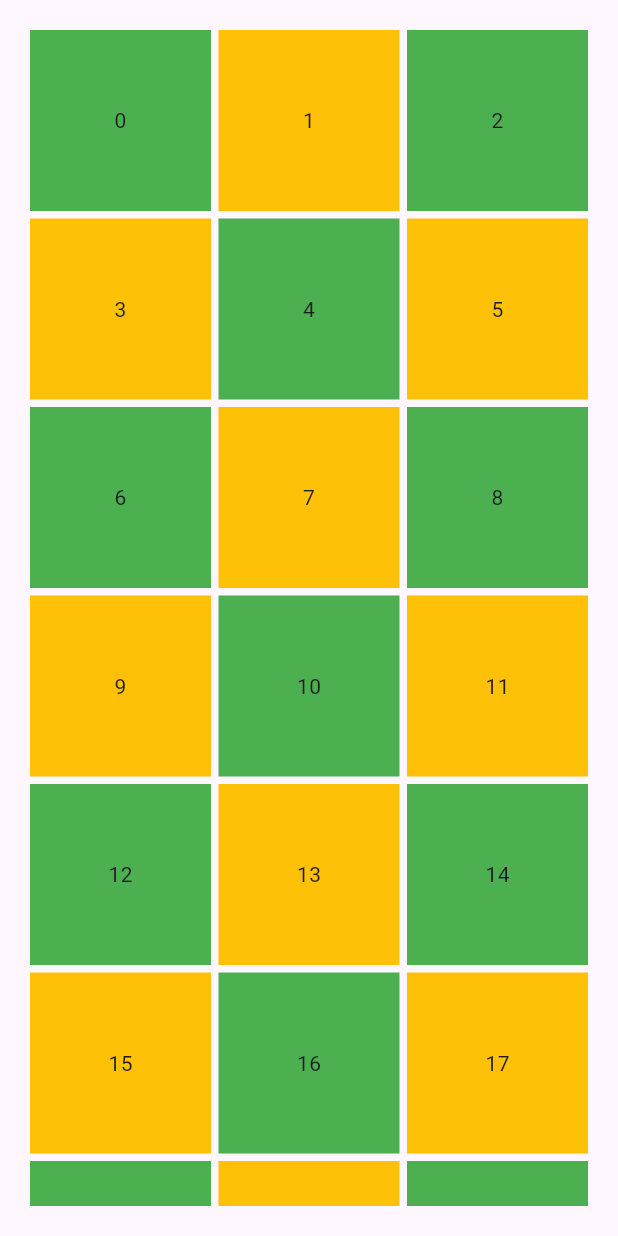
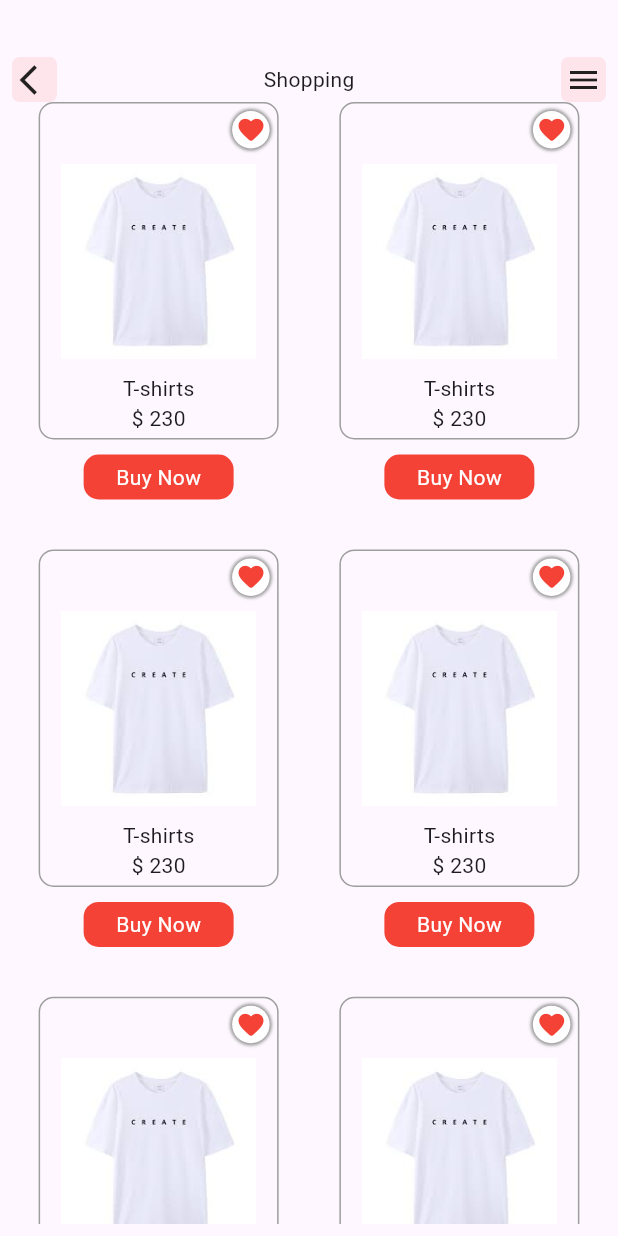
Before and after one commit to kalemullah/female_class_UI, a Flutter app: the screen it shows after launch, on a phone screen of 412 x 824 dp. Run offline on Flutter 3.47's test engine with Material 3 defaults, Android fonts, the phone set to English and light mode, and no system bars.

Commit message:
shoping cart

```diff
--- a/lib/main.dart
+++ b/lib/main.dart
@@ -4,6 +4,7 @@ import 'package:testing1/task1.dart';
 import 'package:testing1/task10.dart';
 import 'package:testing1/task11.dart';
 import 'package:testing1/task12.dart';
+import 'package:testing1/task13.dart';
 import 'package:testing1/task2.dart';
 import 'package:testing1/task3.dart';
 import 'package:testing1/task4.dart';
@@ -28,7 +29,9 @@ class MyApp extends StatelessWidget {
           colorScheme: ColorScheme.fromSeed(seedColor: Colors.deepPurple),
           useMaterial3: true,
         ),
-        home: Gridview()
+        home: Shopping()
+        //Task11()
+        //Gridview()
         //Task11()
         //Task10()
         //VideoScreen()
--- a/lib/task12.dart
+++ b/lib/task12.dart
@@ -17,6 +17,7 @@ class Gridview extends StatelessWidget {
                   gridDelegate: SliverGridDelegateWithFixedCrossAxisCount(
                       crossAxisSpacing: 5.0,
                       mainAxisSpacing: 5.0,
+                      // childAspectRatio: ,
                       crossAxisCount: 3),
                   itemBuilder: (context, index) {
                     return Container(
--- /dev/null
+++ b/lib/task13.dart
@@ -0,0 +1,123 @@
+import 'package:flutter/material.dart';
+
+class Shopping extends StatelessWidget {
+  const Shopping({super.key});
+
+  @override
+  Widget build(BuildContext context) {
+    return Scaffold(
+      body: Padding(
+        padding: const EdgeInsets.all(8.0),
+        child: Column(
+          children: [
+            SizedBox(height: 30),
+            Row(
+              mainAxisAlignment: MainAxisAlignment.spaceBetween,
+              children: [
+                Container(
+                  height: 30,
+                  width: 30,
+                  decoration: BoxDecoration(
+                      color: Colors.red.withOpacity(.1),
+                      borderRadius: BorderRadius.circular(5)),
+                  child: Center(
+                      child: Padding(
+                    padding: const EdgeInsets.only(left: 4),
+                    child: Icon(Icons.arrow_back_ios),
+                  )),
+                ),
+                Text('Shopping'),
+                Container(
+                  height: 30,
+                  width: 30,
+                  decoration: BoxDecoration(
+                      color: Colors.red.withOpacity(.1),
+                      borderRadius: BorderRadius.circular(5)),
+                  child: Center(child: Icon(Icons.menu)),
+                ),
+              ],
+            ),
+            Expanded(
+              child: GridView.builder(
+                  gridDelegate: SliverGridDelegateWithFixedCrossAxisCount(
+                    mainAxisSpacing: 5,
+                    crossAxisSpacing: 5,
+                    crossAxisCount: 2,
+                    childAspectRatio: 1 / 1.5,
+                  ),
+                  itemBuilder: (context, index) {
+                    return Container(
+                      child: Column(
+                        children: [
+                          Container(
+                            height: 225,
+                            width: 160,
+                            decoration: BoxDecoration(
+                                border: Border.all(color: Colors.grey),
+                                borderRadius: BorderRadius.circular(10)),
+                            child: Column(
+                              children: [
+                                Padding(
+                                  padding:
+                                      const EdgeInsets.only(right: 5, top: 5),
+                                  child: Align(
+                                    alignment: Alignment.topRight,
+                                    child: Container(
+                                      height: 25,
+                                      width: 25,
+                                      decoration: BoxDecoration(
+                                          color: Colors.white,
+                                          shape: BoxShape.circle,
+                                          boxShadow: [
+                                            BoxShadow(
+                                                color: Colors.grey,
+                                                blurRadius: 1,
+                                                spreadRadius: 1.5)
+                                          ]),
+                                      child: Icon(
+                                        Icons.favorite_rounded,
+                                        color: Colors.red,
+                                        size: 20,
+                                      ),
+                                    ),
+                                  ),
+                                ),
+                                SizedBox(height: 10),
+                                Image.asset(
+                                  'assets/images.jpeg',
+                                  height: 130,
+                                  width: 130,
+                                  fit: BoxFit.cover,
+                                ),
+                                SizedBox(height: 10),
+                                Text('T-shirts'),
+                                Text('\$ 230'),
+                              ],
+                            ),
+                          ),
+                          SizedBox(height: 10),
+                          Container(
+                            height: 30,
+                            width: 100,
+                            decoration: BoxDecoration(
+                              color: Colors.red,
+                              borderRadius: BorderRadius.circular(10),
+                            ),
+                            child: Center(
+                              child: Text(
+                                'Buy Now',
+                                style: TextStyle(color: Colors.white),
+                              ),
+                            ),
+                          )
+                        ],
+                      ),
+                    );
+                  }),
+            )
+          ],
+        ),
+      ),
+    );
+  }
+}
```
Also changed, not shown: lib/task11.dart (+84 -8 lines), assets/images.jpeg (added).
